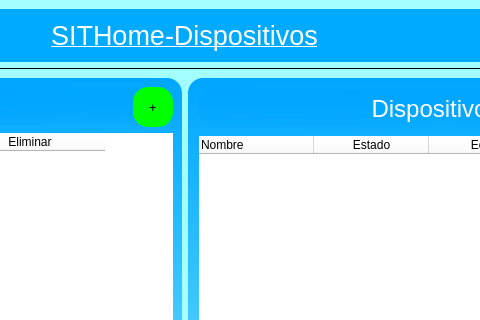
Qt form interfaces/SITHome_Devices.ui (Geo18G/SITHome) before a commit; both pictures show x 373 to 853 and y 0 to 320 of the 1115 by 717 pixel window.
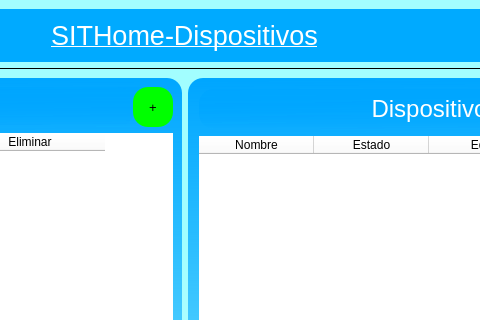
The same form after that commit.

The edit to the form file:
```diff
--- a/interfaces/SITHome_Devices.ui
+++ b/interfaces/SITHome_Devices.ui
@@ -232,6 +232,9 @@
             <property name="editTriggers">
              <set>QAbstractItemView::NoEditTriggers</set>
             </property>
+            <property name="showGrid">
+             <bool>false</bool>
+            </property>
             <attribute name="horizontalHeaderVisible">
              <bool>true</bool>
             </attribute>
@@ -255,7 +258,7 @@
               <string>Nombre</string>
              </property>
              <property name="textAlignment">
-              <set>AlignLeading|AlignVCenter</set>
+              <set>AlignCenter</set>
              </property>
             </column>
             <column>
```
Left out of the diff: 11 changed lines with no effect on the pictures.
